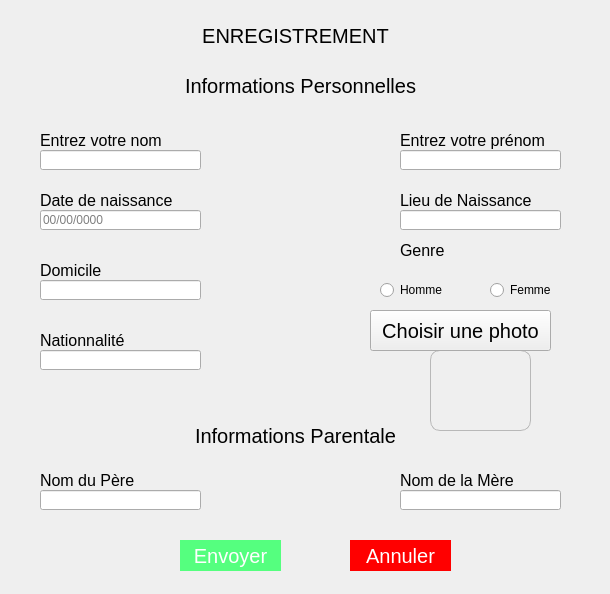
Old version of the form ui/registration.ui in the repository OBAMARIE13/final_pyqt.
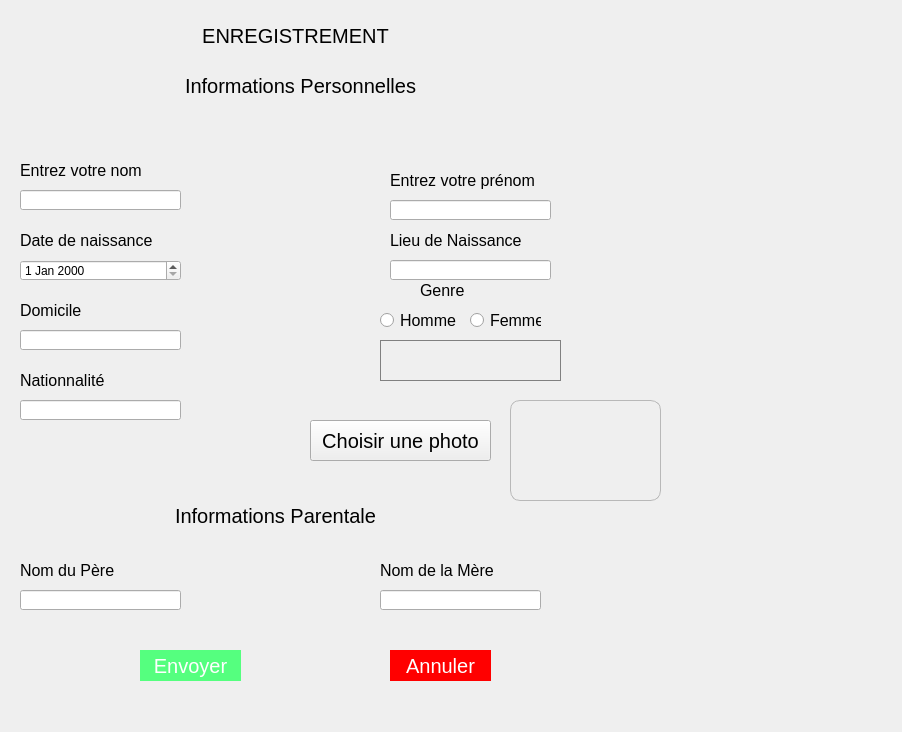
New version of the form. Icons and pictures are not drawn.

```diff
--- a/ui/registration.ui
+++ b/ui/registration.ui
@@ -6,114 +6,18 @@
    <rect>
     <x>0</x>
     <y>0</y>
-    <width>610</width>
-    <height>594</height>
+    <width>902</width>
+    <height>732</height>
    </rect>
   </property>
   <property name="windowTitle">
    <string>Dialog</string>
   </property>
-  <widget class="QLineEdit" name="nom_pere">
-   <property name="geometry">
-    <rect>
-     <x>530</x>
-     <y>630</y>
-     <width>161</width>
-     <height>20</height>
-    </rect>
-   </property>
-  </widget>
-  <widget class="QLabel" name="label_13">
-   <property name="geometry">
-    <rect>
-     <x>890</x>
-     <y>610</y>
-     <width>161</width>
-     <height>20</height>
-    </rect>
-   </property>
-   <property name="styleSheet">
-    <string notr="true">font-size :  16px;</string>
-   </property>
-   <property name="text">
-    <string>Nom de la Mère</string>
-   </property>
-  </widget>
-  <widget class="QPushButton" name="btn_annuler">
-   <property name="geometry">
-    <rect>
-     <x>840</x>
-     <y>670</y>
-     <width>101</width>
-     <height>31</height>
-    </rect>
-   </property>
-   <property name="styleSheet">
-    <string notr="true">background-color : red;
-color: white;
-border-radius : 2 px solid red;
-border: none;
-font-size :  20px;
-padding : 3px;
-</string>
-   </property>
-   <property name="text">
-    <string>Annuler</string>
-   </property>
-  </widget>
-  <widget class="QLabel" name="label_12">
-   <property name="geometry">
-    <rect>
-     <x>530</x>
-     <y>610</y>
-     <width>161</width>
-     <height>20</height>
-    </rect>
-   </property>
-   <property name="styleSheet">
-    <string notr="true">font-size :  16px;</string>
-   </property>
-   <property name="text">
-    <string>Nom du Père</string>
-   </property>
-  </widget>
-  <widget class="QPushButton" name="btn_envoi">
-   <property name="geometry">
-    <rect>
-     <x>680</x>
-     <y>670</y>
-     <width>101</width>
-     <height>31</height>
-    </rect>
-   </property>
-   <property name="styleSheet">
-    <string notr="true">background-color :  rgb(85, 255, 127);
-color : white;
-border-radius : 15 px solid white;
-border : none;
-font-weigth :bold;
-font-size :  20px;
-</string>
-   </property>
-   <property name="text">
-    <string>Envoyer</string>
-   </property>
-  </widget>
-  <widget class="QLineEdit" name="nom_mere">
-   <property name="geometry">
-    <rect>
-     <x>890</x>
-     <y>630</y>
-     <width>161</width>
-     <height>20</height>
-    </rect>
-   </property>
-  </widget>
   <widget class="QLineEdit" name="nom_pere_2">
    <property name="geometry">
     <rect>
-     <x>40</x>
-     <y>490</y>
+     <x>20</x>
+     <y>590</y>
      <width>161</width>
      <height>20</height>
     </rect>
@@ -142,8 +46,8 @@
   <widget class="QLabel" name="label_11">
    <property name="geometry">
     <rect>
-     <x>180</x>
-     <y>420</y>
+     <x>160</x>
+     <y>500</y>
      <width>231</width>
      <height>31</height>
     </rect>
@@ -161,10 +65,10 @@
   <widget class="QLabel" name="photo_label">
    <property name="geometry">
     <rect>
-     <x>430</x>
-     <y>350</y>
-     <width>101</width>
-     <height>81</height>
+     <x>510</x>
+     <y>400</y>
+     <width>151</width>
+     <height>101</height>
     </rect>
    </property>
    <property name="styleSheet">
@@ -174,12 +78,18 @@
    <property name="text">
     <string/>
    </property>
+   <property name="pixmap">
+    <pixmap resource="../images.qrc">:/newPrefix/assets/image/161085384_4028971917170348_1595544585493431467_n.jpeg</pixmap>
+   </property>
+   <property name="scaledContents">
+    <bool>false</bool>
+   </property>
   </widget>
   <widget class="QLineEdit" name="pays">
    <property name="geometry">
     <rect>
-     <x>40</x>
-     <y>350</y>
+     <x>20</x>
+     <y>400</y>
      <width>161</width>
      <height>20</height>
     </rect>
@@ -188,8 +98,8 @@
   <widget class="QLabel" name="label_8">
    <property name="geometry">
     <rect>
-     <x>400</x>
-     <y>240</y>
+     <x>420</x>
+     <y>280</y>
      <width>161</width>
      <height>20</height>
     </rect>
@@ -204,8 +114,8 @@
   <widget class="QLabel" name="label_14">
    <property name="geometry">
     <rect>
-     <x>400</x>
-     <y>470</y>
+     <x>380</x>
+     <y>560</y>
      <width>161</width>
      <height>20</height>
     </rect>
@@ -220,8 +130,8 @@
   <widget class="QPushButton" name="btn_annuler_2">
    <property name="geometry">
     <rect>
-     <x>350</x>
-     <y>540</y>
+     <x>390</x>
+     <y>650</y>
      <width>101</width>
      <height>31</height>
     </rect>
@@ -242,8 +152,8 @@
   <widget class="QLabel" name="label_15">
    <property name="geometry">
     <rect>
-     <x>40</x>
-     <y>470</y>
+     <x>20</x>
+     <y>560</y>
      <width>161</width>
      <height>20</height>
     </rect>
@@ -258,8 +168,8 @@
   <widget class="QLabel" name="label_7">
    <property name="geometry">
     <rect>
-     <x>40</x>
-     <y>260</y>
+     <x>20</x>
+     <y>300</y>
      <width>161</width>
      <height>20</height>
     </rect>
@@ -274,8 +184,8 @@
   <widget class="QLabel" name="label_5">
    <property name="geometry">
     <rect>
-     <x>40</x>
-     <y>190</y>
+     <x>20</x>
+     <y>230</y>
      <width>161</width>
      <height>20</height>
     </rect>
@@ -290,8 +200,8 @@
   <widget class="QLineEdit" name="lieu">
    <property name="geometry">
     <rect>
-     <x>400</x>
-     <y>210</y>
+     <x>390</x>
+     <y>260</y>
      <width>161</width>
      <height>20</height>
     </rect>
@@ -300,8 +210,8 @@
   <widget class="QLabel" name="lieu_label">
    <property name="geometry">
     <rect>
-     <x>400</x>
-     <y>190</y>
+     <x>390</x>
+     <y>230</y>
      <width>161</width>
      <height>20</height>
     </rect>
@@ -316,8 +226,8 @@
   <widget class="QLineEdit" name="nom">
    <property name="geometry">
     <rect>
-     <x>40</x>
-     <y>150</y>
+     <x>20</x>
+     <y>190</y>
      <width>161</width>
      <height>20</height>
     </rect>
@@ -326,8 +236,8 @@
   <widget class="QPushButton" name="btn_envoi_2">
    <property name="geometry">
     <rect>
-     <x>180</x>
-     <y>540</y>
+     <x>140</x>
+     <y>650</y>
      <width>101</width>
      <height>31</height>
     </rect>
@@ -348,8 +258,8 @@
   <widget class="QLabel" name="label_9">
    <property name="geometry">
     <rect>
-     <x>40</x>
-     <y>330</y>
+     <x>20</x>
+     <y>370</y>
      <width>161</width>
      <height>20</height>
     </rect>
@@ -364,8 +274,8 @@
   <widget class="QLineEdit" name="prenom">
    <property name="geometry">
     <rect>
-     <x>400</x>
-     <y>150</y>
+     <x>390</x>
+     <y>200</y>
      <width>161</width>
      <height>20</height>
     </rect>
@@ -374,8 +284,8 @@
   <widget class="QLabel" name="label_3">
    <property name="geometry">
     <rect>
-     <x>40</x>
-     <y>130</y>
+     <x>20</x>
+     <y>160</y>
      <width>161</width>
      <height>20</height>
     </rect>
@@ -406,24 +316,11 @@
     <set>Qt::AlignCenter</set>
    </property>
   </widget>
-  <widget class="QLineEdit" name="date">
-   <property name="geometry">
-    <rect>
-     <x>40</x>
-     <y>210</y>
-     <width>161</width>
-     <height>20</height>
-    </rect>
-   </property>
-   <property name="placeholderText">
-    <string>00/00/0000</string>
-   </property>
-  </widget>
   <widget class="QPushButton" name="btn_photo">
    <property name="geometry">
     <rect>
-     <x>370</x>
-     <y>310</y>
+     <x>310</x>
+     <y>420</y>
      <width>181</width>
      <height>41</height>
     </rect>
@@ -438,8 +335,8 @@
   <widget class="QLabel" name="label_4">
    <property name="geometry">
     <rect>
-     <x>400</x>
-     <y>130</y>
+     <x>390</x>
+     <y>170</y>
      <width>161</width>
      <height>20</height>
     </rect>
@@ -454,8 +351,8 @@
   <widget class="QLineEdit" name="domicile">
    <property name="geometry">
     <rect>
-     <x>40</x>
-     <y>280</y>
+     <x>20</x>
+     <y>330</y>
      <width>161</width>
      <height>20</height>
     </rect>
@@ -464,8 +361,8 @@
   <widget class="QLineEdit" name="nom_mere_2">
    <property name="geometry">
     <rect>
-     <x>400</x>
-     <y>490</y>
+     <x>380</x>
+     <y>590</y>
      <width>161</width>
      <height>20</height>
     </rect>
@@ -475,11 +372,14 @@
    <property name="geometry">
     <rect>
      <x>380</x>
-     <y>280</y>
-     <width>100</width>
+     <y>310</y>
+     <width>81</width>
      <height>20</height>
     </rect>
    </property>
+   <property name="styleSheet">
+    <string notr="true">font-size :  16px;</string>
+   </property>
    <property name="text">
     <string>Homme</string>
    </property>
@@ -487,16 +387,46 @@
   <widget class="QRadioButton" name="sexe_f">
    <property name="geometry">
     <rect>
-     <x>490</x>
-     <y>280</y>
-     <width>100</width>
+     <x>470</x>
+     <y>310</y>
+     <width>71</width>
      <height>20</height>
     </rect>
    </property>
+   <property name="styleSheet">
+    <string notr="true">font-size :  16px;</string>
+   </property>
    <property name="text">
     <string>Femme</string>
    </property>
   </widget>
+  <widget class="QDateEdit" name="date">
+   <property name="geometry">
+    <rect>
+     <x>20</x>
+     <y>260</y>
+     <width>161</width>
+     <height>21</height>
+    </rect>
+   </property>
+  </widget>
+  <widget class="QLabel" name="sexe_label">
+   <property name="geometry">
+    <rect>
+     <x>380</x>
+     <y>340</y>
+     <width>181</width>
+     <height>41</height>
+    </rect>
+   </property>
+   <property name="styleSheet">
+    <string notr="true">border : 1px solid gray;
+font-size : 16px;</string>
+   </property>
+   <property name="text">
+    <string/>
+   </property>
+  </widget>
  </widget>
  <resources>
   <include location="../images.qrc"/>
```
